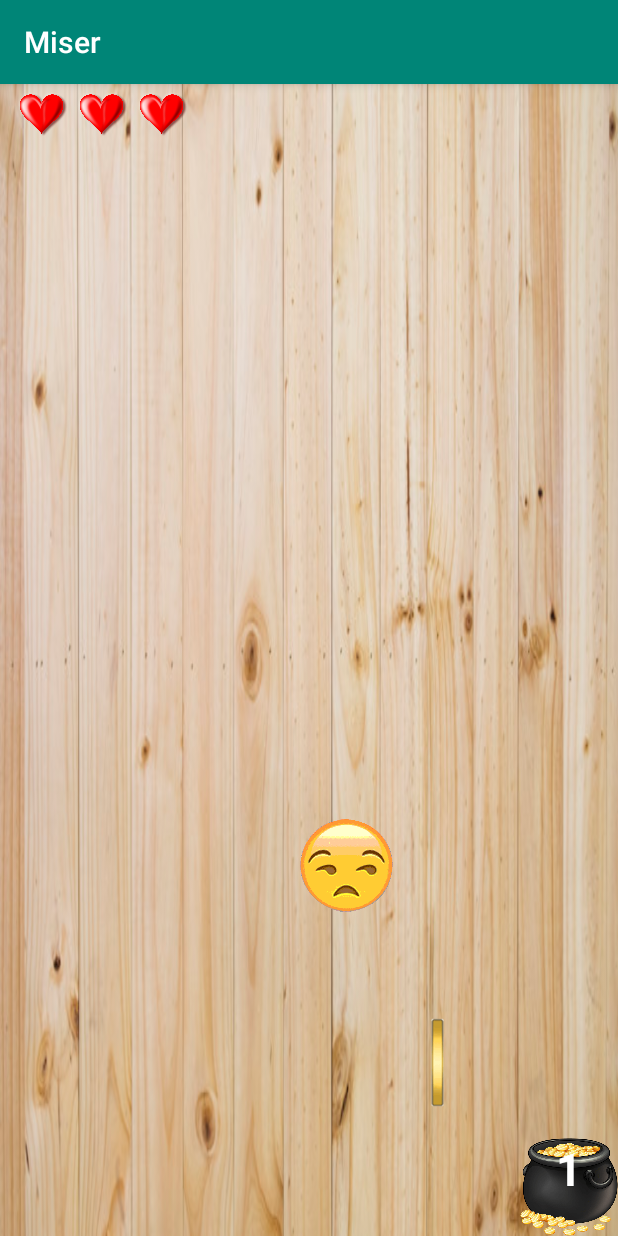
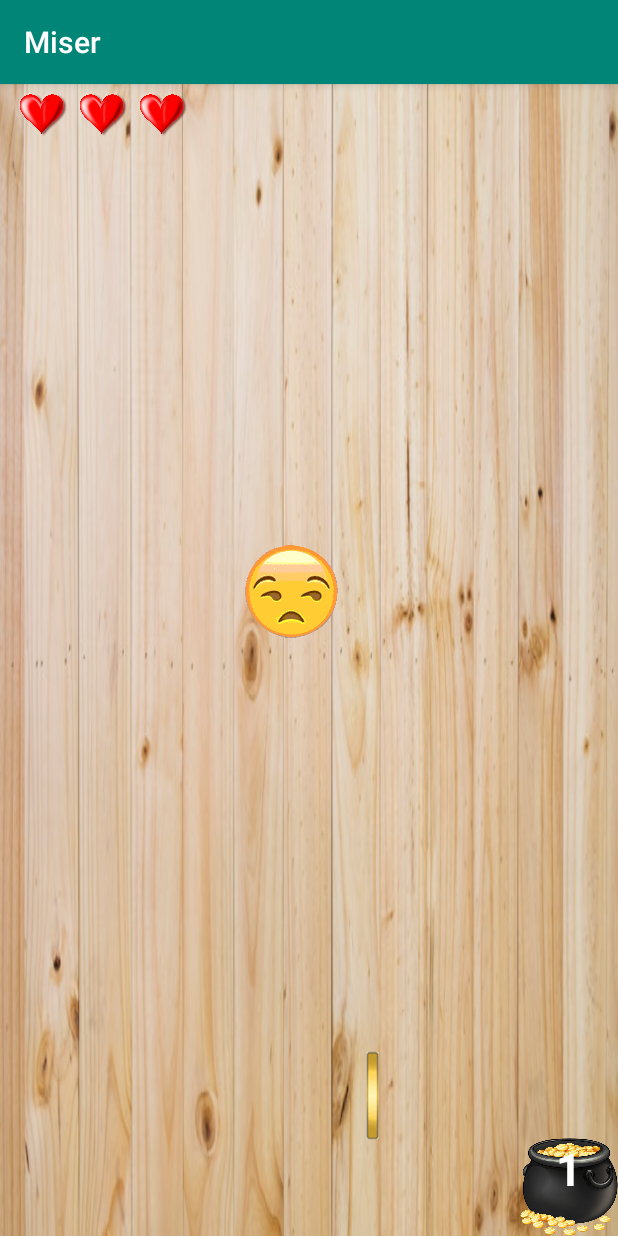
Before and after one commit to Kaatee/HitTheShape, an Android app: the PlayActivity screen opened directly, with no data from a screen before it, after a tap on an icon or button, on a phone screen of 412 x 824 dp. Run offline under Robolectric (Android 15) with nearby library versions, the phone set to English and light mode, and no system bars; our stand-ins replace AdMob.

Commit message:
correct rand position

```diff
--- a/app/src/main/java/com/example/hittheshape/Configuration.java
+++ b/app/src/main/java/com/example/hittheshape/Configuration.java
@@ -5,11 +5,11 @@ import com.google.android.gms.ads.AdRequest;
 public class Configuration {
 
 
-    public static final int [] probabilityOfForbiddenShapeInRound={100,100,100,50,50,60,70,80,90};
+    public static final int [] probabilityOfForbiddenShapeInRound={100,100,100,50,50,60,70,80,90, 100,100,100,50,50,60,70,80,90};
     public static final int shapeSize=6;
-    public static final int [] checkClick={0,5000,5000,5000,5000,5000,5000,5000,5000,5000,5000,5000,5000};
+    public static final int [] checkClick={0,5000,5000,5000,5000,5000,5000,5000,5000,5000,5000,5000,5000, 5000,5000,5000,5000,5000,5000,5000,5000,5000,5000,5000,5000};
     public static final int numberOfLevels=50;
-    public static final int [] pointsToWinLevel={0,5,6,7,8,9,10,5,6,7,8,9,10};
+    public static final int [] pointsToWinLevel={0,5,6,7,8,9,10,5,6,7,8,9,10,11,12,13,14,15,15,16,17,25,11,11,11,11,11,11,11,11,11};
 
     //public static final String DEVICE_ID = "336C7BC06BB587E1A7D28AA2724E204D"; //Kasia
     public static final String DEVICE_ID = AdRequest.DEVICE_ID_EMULATOR; //Emulator
--- a/app/src/main/java/com/example/hittheshape/PlayActivity.java
+++ b/app/src/main/java/com/example/hittheshape/PlayActivity.java
@@ -91,6 +91,7 @@ public class PlayActivity extends AppCompatActivity {
         //check forbidden shape in first move
         if (randWithGivenProbability(Configuration.probabilityOfForbiddenShapeInRound[levelNo])) {
             enableForbiddenShape();
+            drawForbiddenShapeAtNewPosition();
         } else {
             disableForbiddenShape();
         }
@@ -173,8 +174,12 @@ public class PlayActivity extends AppCompatActivity {
 
     private void drawAllowedShapeAtNewPosition(){
         Random r = new Random();
-        int newAllowedShapePositionX = r.nextInt(getScreenWidth() - allowedShapeButton.getWidth() - 20) + 10;
-        int newAllowedShapePositionY = r.nextInt(getScreenHeight() - allowedShapeButton.getHeight() - getNavigationBarHeight() - getStatusBarHeight() - 20) + 10;
+        int newAllowedShapePositionX = 0;
+        int newAllowedShapePositionY = 0;
+        while((newAllowedShapePositionX<=120 && newAllowedShapePositionY <=40) || ((newAllowedShapePositionX + allowedShapeButton.getWidth())> (getScreenWidth()-65) && (newAllowedShapePositionY + allowedShapeButton.getHeight()) > (getScreenHeight()-65))) {
+            newAllowedShapePositionX = r.nextInt(getScreenWidth() - allowedShapeButton.getWidth() - 40) + 10;
+            newAllowedShapePositionY = r.nextInt(getScreenHeight() - allowedShapeButton.getHeight() - getNavigationBarHeight() - getStatusBarHeight() - 40) + 10;
+        }
 
         allowedShapeButton.setX(newAllowedShapePositionX);
         allowedShapeButton.setY(newAllowedShapePositionY);
@@ -182,14 +187,19 @@ public class PlayActivity extends AppCompatActivity {
 
     private void drawForbiddenShapeAtNewPosition(){
         Random r = new Random();
-        int newForbiddenShapePositionX = r.nextInt(getScreenWidth() - forbiddenShapeButton.getWidth() - 20) + 10;
-        int newForbiddenShapePositionY = r.nextInt(getScreenHeight() - forbiddenShapeButton.getHeight() - getNavigationBarHeight() - getStatusBarHeight() - 20) + 10;
+        int newForbiddenShapePositionX = 0;
+        int newForbiddenShapePositionY = 0;
 
-        //check overlapping
-        while (allowedShapeButton.getX()- size <= newForbiddenShapePositionX && newForbiddenShapePositionX <= allowedShapeButton.getX() + size && allowedShapeButton.getY() - size <= newForbiddenShapePositionY && newForbiddenShapePositionY <= allowedShapeButton.getY() + size) {
-            newForbiddenShapePositionX = r.nextInt(getScreenWidth() - forbiddenShapeButton.getWidth() - 20) + 10;
-            newForbiddenShapePositionY = r.nextInt(getScreenHeight() - forbiddenShapeButton.getHeight() - getNavigationBarHeight() - getStatusBarHeight() - 20) + 10;
+        //check overlap lives || overlapping
+        while((newForbiddenShapePositionX <= 120 && newForbiddenShapePositionY <= 40) || (allowedShapeButton.getX()- size <= newForbiddenShapePositionX && newForbiddenShapePositionX <= allowedShapeButton.getX() + size && allowedShapeButton.getY() - size <= newForbiddenShapePositionY && newForbiddenShapePositionY <= allowedShapeButton.getY() + size) || ((newForbiddenShapePositionX+forbiddenShapeButton.getWidth()) > (getScreenWidth()-65) && (newForbiddenShapePositionY + forbiddenShapeButton.getHeight())> (getScreenHeight()-65))) {
+            newForbiddenShapePositionX = r.nextInt(getScreenWidth() - forbiddenShapeButton.getWidth() - 40) + 10;
+            newForbiddenShapePositionY = r.nextInt(getScreenHeight() - forbiddenShapeButton.getHeight() - getNavigationBarHeight() - getStatusBarHeight() - 40) + 10;
         }
+//        //check overlapping
+//        while (allowedShapeButton.getX()- size <= newForbiddenShapePositionX && newForbiddenShapePositionX <= allowedShapeButton.getX() + size && allowedShapeButton.getY() - size <= newForbiddenShapePositionY && newForbiddenShapePositionY <= allowedShapeButton.getY() + size) {
+//            newForbiddenShapePositionX = r.nextInt(getScreenWidth() - forbiddenShapeButton.getWidth() - 20) + 10;
+//            newForbiddenShapePositionY = r.nextInt(getScreenHeight() - forbiddenShapeButton.getHeight() - getNavigationBarHeight() - getStatusBarHeight() - 20) + 10;
+//        }
 
         forbiddenShapeButton.setX(newForbiddenShapePositionX);
         forbiddenShapeButton.setY(newForbiddenShapePositionY);
--- a/app/src/main/res/layout/activity_play.xml
+++ b/app/src/main/res/layout/activity_play.xml
@@ -66,12 +66,10 @@
         android:id="@+id/forbiddenshape"
         android:layout_width="175dp"
         android:layout_height="196dp"
-        android:layout_marginStart="8dp"
-        android:layout_marginBottom="16dp"
         android:background="@drawable/forbidden_shape"
         android:onClick="hitForbiddenShape"
-        app:layout_constraintBottom_toBottomOf="parent"
-        app:layout_constraintStart_toStartOf="parent" />
+        tools:layout_editor_absoluteX="8dp"
+        tools:layout_editor_absoluteY="519dp" />
 
 
 
```
